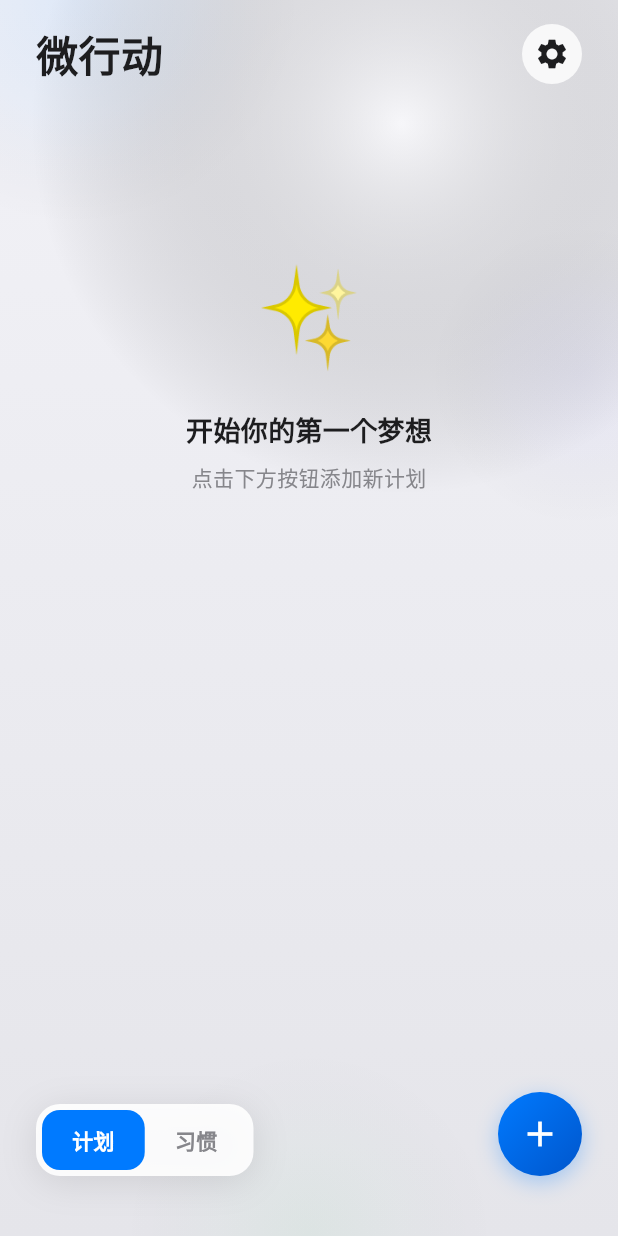
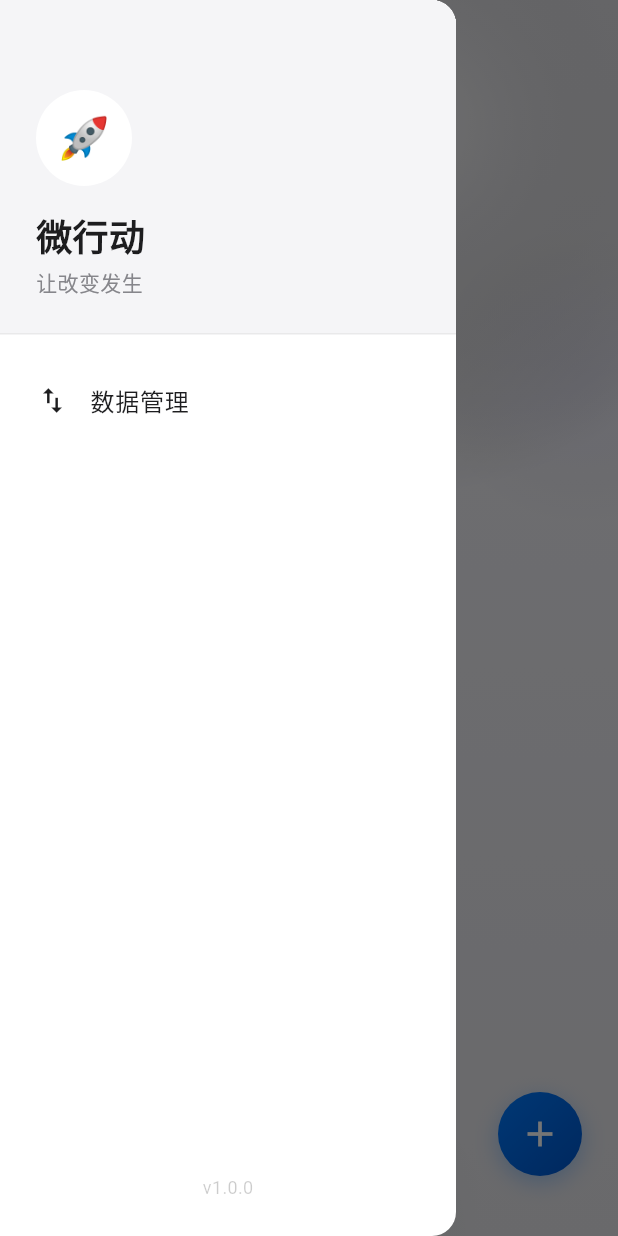
Before and after one commit to machengji/Flutter, a Flutter app: the screen it shows after launch, with the side drawer open (before the commit the screen has no drawer), on a phone screen of 412 x 824 dp. Run offline on Flutter 3.47's test engine with Material 3 defaults, Android fonts, the light colour scheme and no system bars; drawn by our look-alikes of flutter_animate; our stand-ins replace shared_preferences; network calls fail.

Commit message:
feat: 添加主页、应用抽屉和着色器预热功能。

```diff
--- a/maintenance_assistant/lib/src/features/home/presentation/pages/home_page.dart
+++ b/maintenance_assistant/lib/src/features/home/presentation/pages/home_page.dart
@@ -9,6 +9,8 @@ import '../widgets/add_modal.dart';
 import '../widgets/detail_sheet.dart';
 import '../widgets/setting_sheet.dart';
 import '../widgets/success_popup.dart';
+import '../widgets/app_drawer.dart';
+import '../widgets/shader_warmup_widget.dart';
 import '../../../../shared/models/plan_model.dart';
 import '../../../../shared/models/habit_model.dart';
 
@@ -20,6 +22,8 @@ class HomePage extends StatefulWidget {
 }
 
 class _HomePageState extends State<HomePage> {
+  final GlobalKey<ScaffoldState> _scaffoldKey = GlobalKey<ScaffoldState>();
+  bool _showWarmup = true;
   String _currentView = 'plans'; // 'plans' or 'habits'
   String? _expandedCardId;
   String? _expandedHabitId;
@@ -128,18 +132,12 @@ class _HomePageState extends State<HomePage> {
     );
   }
 
-  void _showSettingSheet() {
-    showModalBottomSheet(
-      context: context,
-      backgroundColor: Colors.transparent,
-      isScrollControlled: true,
-      builder: (context) => const SettingSheet(),
-    );
-  }
 
   @override
   Widget build(BuildContext context) {
     return Scaffold(
+      key: _scaffoldKey,
+      drawer: const AppDrawer(),
       body: Stack(
         children: [
           const ImmersiveBackground(),
@@ -151,25 +149,26 @@ class _HomePageState extends State<HomePage> {
                 Padding(
                   padding: const EdgeInsets.fromLTRB(24, 16, 24, 0),
                   child: Row(
-                    mainAxisAlignment: MainAxisAlignment.spaceBetween,
                     children: [
+                      // Menu Button
+                      GestureDetector(
+                        onTap: () => _scaffoldKey.currentState?.openDrawer(),
+                        child: Container(
+                          padding: const EdgeInsets.all(8),
+                          decoration: BoxDecoration(
+                            color: Colors.white.withOpacity(0.8),
+                            shape: BoxShape.circle,
+                          ),
+                          child: const Icon(Icons.menu, color: Color(0xFF1D1D1F)),
+                        ),
+                      ),
+                      const SizedBox(width: 16),
                       const Text(
                         '微行动',
                         style: TextStyle(
                           fontSize: 28,
                           fontWeight: FontWeight.bold,
                           color: Color(0xFF1D1D1F),
-                        ),
-                      ),
-                      GestureDetector(
-                        onTap: _showSettingSheet,
-                        child: Container(
-                          padding: const EdgeInsets.all(8),
-                          decoration: BoxDecoration(
-                            color: Colors.white.withOpacity(0.8),
-                            shape: BoxShape.circle,
-                          ),
-                          child: const Icon(Icons.settings, color: Color(0xFF1D1D1F)),
                         ),
                       ),
                     ],
@@ -271,6 +270,18 @@ class _HomePageState extends State<HomePage> {
               description: _successDescription,
               type: _successType,
               onClose: () => setState(() => _showSuccessPopup = false),
+            ),
+
+          // Shader Warmup
+          if (_showWarmup)
+            Positioned.fill(
+              child: ShaderWarmupWidget(
+                onWarmupComplete: () {
+                  setState(() {
+                    _showWarmup = false;
+                  });
+                },
+              ),
             ),
         ],
       ),
--- /dev/null
+++ b/maintenance_assistant/lib/src/features/home/presentation/widgets/app_drawer.dart
@@ -0,0 +1,129 @@
+import 'package:flutter/material.dart';
+import 'setting_sheet.dart';
+
+class AppDrawer extends StatelessWidget {
+  const AppDrawer({super.key});
+
+  void _showSettingSheet(BuildContext context) {
+    Navigator.pop(context); // Close drawer first
+    showModalBottomSheet(
+      context: context,
+      backgroundColor: Colors.transparent,
+      isScrollControlled: true,
+      builder: (context) => const SettingSheet(),
+    );
+  }
+
+  @override
+  Widget build(BuildContext context) {
+    return Drawer(
+      backgroundColor: Colors.white,
+      child: RepaintBoundary(
+        child: Column(
+          children: [
+            // Drawer Header
+            Container(
+              width: double.infinity,
+              padding: const EdgeInsets.fromLTRB(24, 60, 24, 24),
+              decoration: BoxDecoration(
+                color: const Color(0xFFF5F5F7),
+                border: Border(bottom: BorderSide(color: Colors.black.withOpacity(0.05))),
+              ),
+              child: Column(
+                crossAxisAlignment: CrossAxisAlignment.start,
+                children: [
+                  RepaintBoundary(
+                    child: Container(
+                      width: 64,
+                      height: 64,
+                      decoration: const BoxDecoration(
+                        color: Colors.white,
+                        shape: BoxShape.circle,
+                        // Removed shadow for performance
+                      ),
+                      child: const Center(
+                        child: Text('🚀', style: TextStyle(fontSize: 32)),
+                      ),
+                    ),
+                  ),
+                  const SizedBox(height: 16),
+                  const Text(
+                    '微行动',
+                    style: TextStyle(
+                      fontSize: 24,
+                      fontWeight: FontWeight.bold,
+                      color: Color(0xFF1D1D1F),
+                    ),
+                  ),
+                  const SizedBox(height: 4),
+                  const Text(
+                    '让改变发生',
+                    style: TextStyle(
+                      fontSize: 14,
+                      color: Color(0xFF86868B),
+                    ),
+                  ),
+                ],
+              ),
+            ),
+
+            // Menu Items
+            Expanded(
+              child: ListView(
+                padding: const EdgeInsets.symmetric(vertical: 16),
+                children: [
+                  _DrawerItem(
+                    icon: Icons.import_export,
+                    label: '数据管理',
+                    onTap: () => _showSettingSheet(context),
+                  ),
+                  // Add more items here if needed
+                  // _DrawerItem(icon: Icons.info_outline, label: '关于', onTap: () {}),
+                ],
+              ),
+            ),
+
+            // Footer
+            Padding(
+              padding: const EdgeInsets.all(24),
+              child: Text(
+                'v1.0.0',
+                style: TextStyle(color: Colors.black.withOpacity(0.2), fontSize: 12),
+              ),
+            ),
+          ],
+        ),
+      ),
+    );
+  }
+}
+
+class _DrawerItem extends StatelessWidget {
+  final IconData icon;
+  final String label;
+  final VoidCallback onTap;
+
+  const _DrawerItem({
+    required this.icon,
+    required this.label,
+    required this.onTap,
+  });
+
+  @override
+  Widget build(BuildContext context) {
+    return ListTile(
+      leading: Icon(icon, color: const Color(0xFF1D1D1F), size: 22),
+      title: Text(
+        label,
+        style: const TextStyle(
+          fontSize: 16,
+          fontWeight: FontWeight.w500,
+          color: Color(0xFF1D1D1F),
+        ),
+      ),
+      onTap: onTap,
+      contentPadding: const EdgeInsets.symmetric(horizontal: 24),
+      horizontalTitleGap: 12,
+    );
+  }
+}
```
Also changed, not shown: maintenance_assistant/lib/src/features/home/presentation/widgets/shader_warmup_widget.dart (added, +58 -0 lines).
